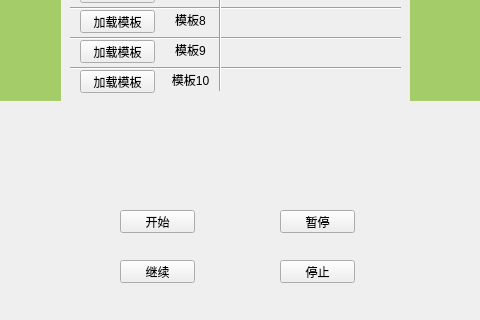
Before: the Qt Designer form Lens_Ring/mainwindow.ui in MacavityT/LensRing, drawn with Qt 5; both pictures show x 440 to 920 and y 300 to 620 of the 1366 by 768 pixel window.
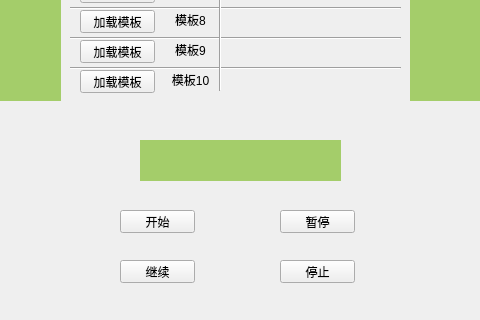
After: the same form once the commit is applied.

Diff of the .ui file:
```diff
--- a/Lens_Ring/mainwindow.ui
+++ b/Lens_Ring/mainwindow.ui
@@ -754,6 +754,26 @@
      <enum>Qt::Vertical</enum>
     </property>
    </widget>
+   <widget class="QLabel" name="Part_Num">
+    <property name="geometry">
+     <rect>
+      <x>580</x>
+      <y>400</y>
+      <width>201</width>
+      <height>41</height>
+     </rect>
+    </property>
+    <property name="styleSheet">
+     <string notr="true">font: 14pt &quot;黑体&quot;;
+background-color: rgb(164, 205, 106);</string>
+    </property>
+    <property name="text">
+     <string/>
+    </property>
+    <property name="alignment">
+     <set>Qt::AlignCenter</set>
+    </property>
+   </widget>
   </widget>
   <widget class="QMenuBar" name="menuBar">
    <property name="geometry">
```
Left out of the diff: 30 changed lines with no effect on the pictures.
